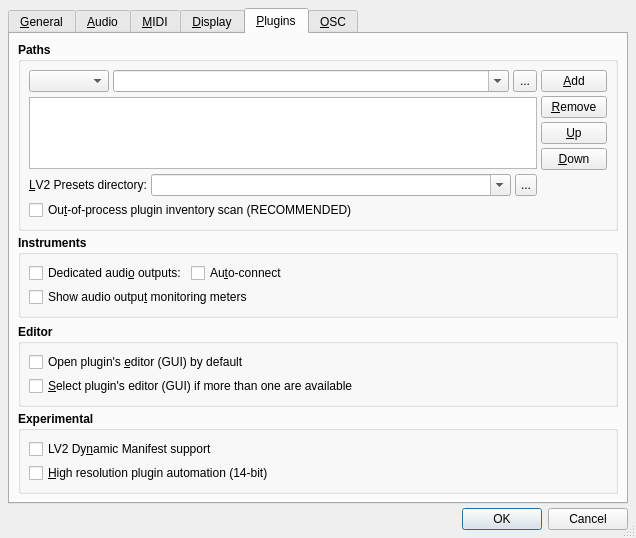
The window that src/qtractorOptionsForm.ui (samfemboeck/qtractor) describes before a commit, drawn with Qt 5.
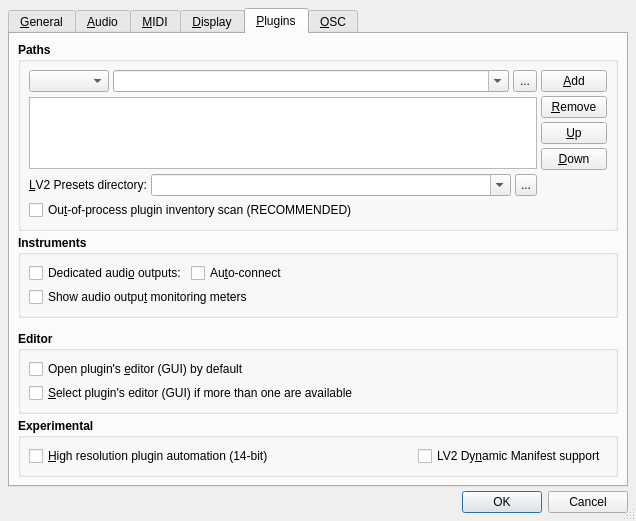
The same window after the commit. The open tabs and pages were chosen to show the change. Icons and pictures are not drawn. Custom widgets are drawn as their Qt base class.

Commit message: - Last-mile compact layout to the View / Options... dialog.

Patch:
```diff
--- a/src/qtractorOptionsForm.ui
+++ b/src/qtractorOptionsForm.ui
@@ -3712,23 +3712,7 @@
           <property name="spacing">
            <number>4</number>
           </property>
-          <item row="0" column="0" colspan="3">
-           <widget class="QCheckBox" name="Lv2DynManifestCheckBox">
-            <property name="font">
-             <font>
-              <weight>50</weight>
-              <bold>false</bold>
-             </font>
-            </property>
-            <property name="toolTip">
-             <string>Whether LV2 Dynamic Manifest plugins are supported</string>
-            </property>
-            <property name="text">
-             <string>LV2 Dy&amp;namic Manifest support</string>
-            </property>
-           </widget>
-          </item>
-          <item row="1" column="0" colspan="3">
+          <item row="0" column="0">
            <widget class="QCheckBox" name="SaveCurve14bitCheckBox">
             <property name="font">
              <font>
@@ -3744,6 +3728,35 @@
             </property>
            </widget>
           </item>
+          <item row="0" column="1">
+           <spacer>
+            <property name="orientation">
+             <enum>Qt::Horizontal</enum>
+            </property>
+            <property name="sizeHint">
+             <size>
+              <width>20</width>
+              <height>20</height>
+             </size>
+            </property>
+           </spacer>
+          </item>
+          <item row="0" column="2">
+           <widget class="QCheckBox" name="Lv2DynManifestCheckBox">
+            <property name="font">
+             <font>
+              <weight>50</weight>
+              <bold>false</bold>
+             </font>
+            </property>
+            <property name="toolTip">
+             <string>Whether LV2 Dynamic Manifest plugins are supported</string>
+            </property>
+            <property name="text">
+             <string>LV2 Dy&amp;namic Manifest support</string>
+            </property>
+           </widget>
+          </item>
          </layout>
         </widget>
        </item>
```
Left out of the diff: 2 changed lines with no effect on the pictures. The commit also changes 8 other files.
